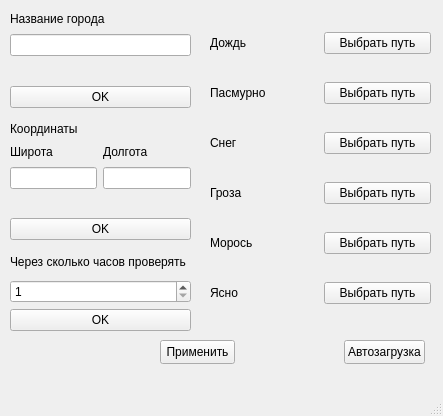
Qt form mainWindow.ui (MrDlop/Wall) before a commit.
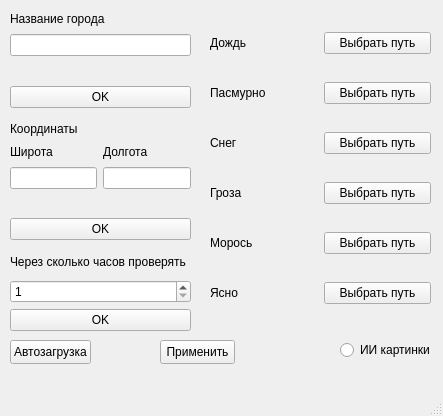
The same form after that commit.

Diff of the .ui file:
```diff
--- a/mainWindow.ui
+++ b/mainWindow.ui
@@ -248,7 +248,7 @@
    <widget class="QPushButton" name="butAutoload">
     <property name="geometry">
      <rect>
-      <x>344</x>
+      <x>10</x>
       <y>340</y>
       <width>81</width>
       <height>24</height>
@@ -258,6 +258,19 @@
      <string>Автозагрузка</string>
     </property>
    </widget>
+   <widget class="QRadioButton" name="butAIImage">
+    <property name="geometry">
+     <rect>
+      <x>340</x>
+      <y>340</y>
+      <width>91</width>
+      <height>20</height>
+     </rect>
+    </property>
+    <property name="text">
+     <string>ИИ картинки</string>
+    </property>
+   </widget>
   </widget>
   <widget class="QMenuBar" name="menubar">
    <property name="geometry">
```
